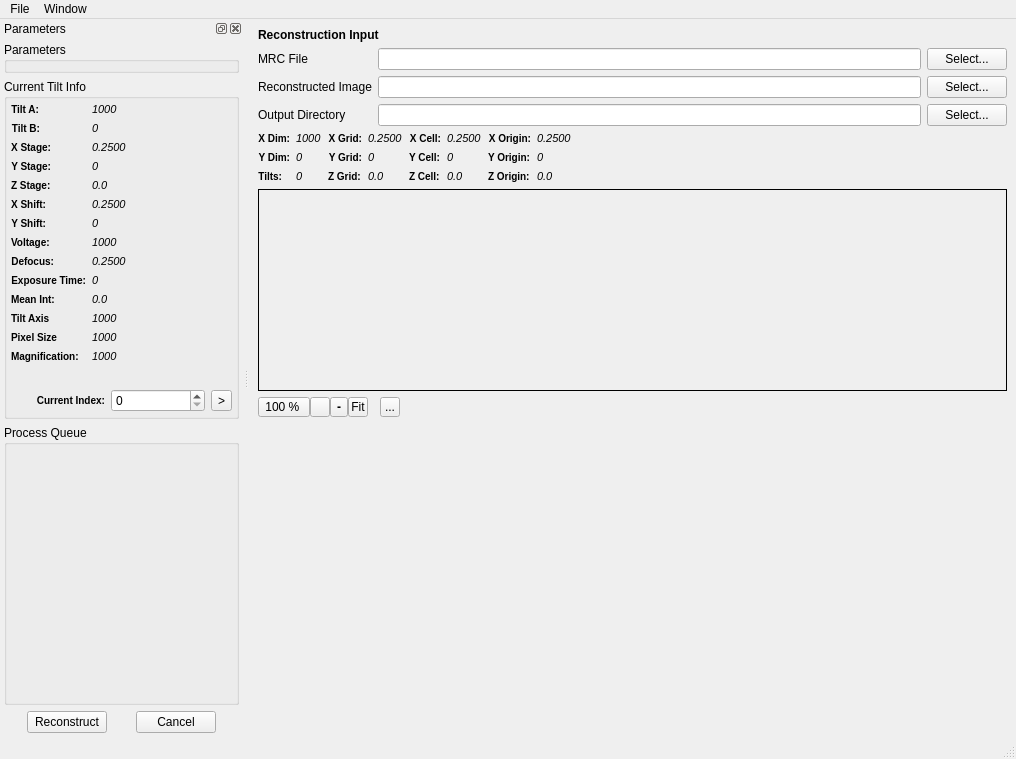
Above: Code/Applications/TomoGui/UI_Files/TomoGui.ui from OpenMBIR/OpenMBIR-TEM before the change. Below: the same form after it.
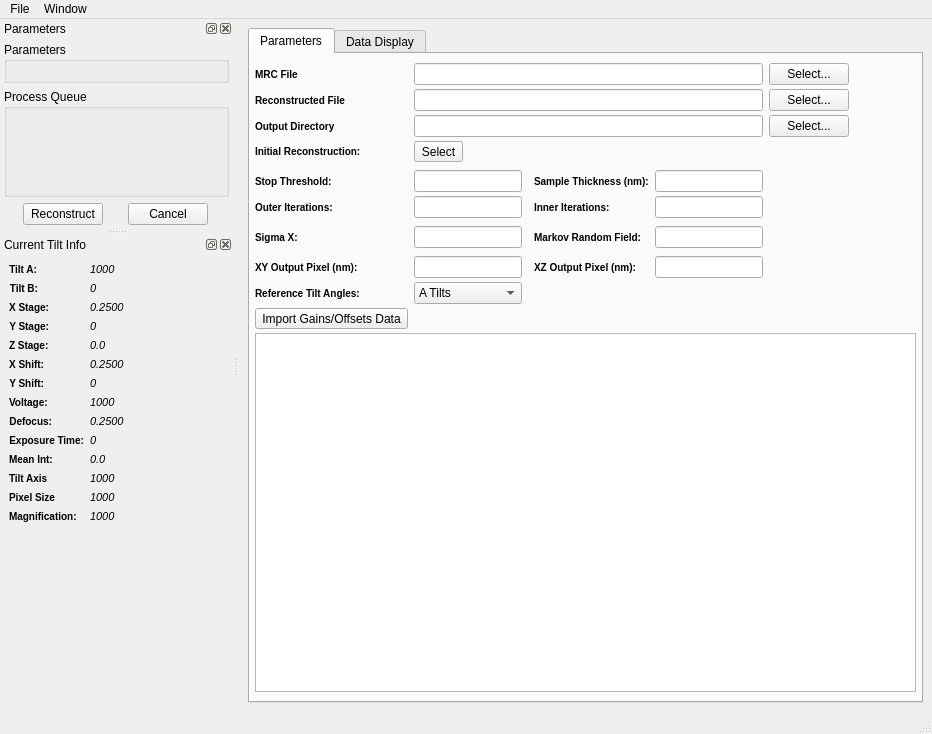
That is the form after the change. Icons and pictures are not drawn. Custom widgets are drawn as their Qt base class.

Commit message: Adding ability to load up a file with preset Gains and Offsets.

The edit to the form file:
```diff
--- a/Code/Applications/TomoGui/UI_Files/TomoGui.ui
+++ b/Code/Applications/TomoGui/UI_Files/TomoGui.ui
@@ -6,8 +6,8 @@
    <rect>
     <x>0</x>
     <y>0</y>
-    <width>1016</width>
-    <height>759</height>
+    <width>932</width>
+    <height>734</height>
    </rect>
   </property>
   <property name="sizePolicy">
@@ -37,82 +37,226 @@
   <widget class="QWidget" name="centralwidget">
    <layout class="QVBoxLayout" name="verticalLayout">
     <item>
-     <layout class="QGridLayout" name="gridLayout_2">
-      <item row="0" column="0" rowspan="2" colspan="3">
-       <widget class="QLabel" name="label_16">
-        <property name="font">
-         <font>
-          <weight>75</weight>
-          <bold>true</bold>
-         </font>
+     <layout class="QVBoxLayout" name="verticalLayout_4">
+      <item>
+       <widget class="QTabWidget" name="tabWidget">
+        <property name="currentIndex">
+         <number>0</number>
         </property>
-        <property name="text">
-         <string>Reconstruction Input</string>
-        </property>
-       </widget>
-      </item>
+        <widget class="QWidget" name="tab">
+         <attribute name="title">
+          <string>Parameters</string>
+         </attribute>
+         <layout class="QGridLayout" name="gridLayout_4">
+          <property name="leftMargin">
+           <number>5</number>
+          </property>
+          <property name="rightMargin">
+           <number>5</number>
+          </property>
+          <property name="verticalSpacing">
+           <number>4</number>
+          </property>
       <item row="3" column="0">
-       <widget class="QLabel" name="label_7">
-        <property name="toolTip">
-         <string>The output image to be written at the conclusion of the segmentation</string>
+           <widget class="QLabel" name="label">
+            <property name="styleSheet">
+             <string notr="true">QLabel {
+font-weight: bold;
+font-size: 10px;
+}</string>
         </property>
         <property name="text">
-         <string>Reconstructed Image</string>
+             <string>Initial Reconstruction:</string>
         </property>
        </widget>
       </item>
-      <item row="2" column="0">
+          <item row="5" column="0">
+           <widget class="QLabel" name="label_3">
+            <property name="styleSheet">
+             <string notr="true">QLabel {
+font-weight: bold;
+font-size: 10px;
+}</string>
+            </property>
+            <property name="text">
+             <string>Stop Threshold:</string>
+            </property>
+           </widget>
+          </item>
+          <item row="6" column="0">
+           <widget class="QLabel" name="label_4">
+            <property name="styleSheet">
+             <string notr="true">QLabel {
+font-weight: bold;
+font-size: 10px;
+}</string>
+            </property>
+            <property name="text">
+             <string>Outer Iterations:</string>
+            </property>
+           </widget>
+          </item>
+          <item row="8" column="0">
+           <widget class="QLabel" name="label_23">
+            <property name="styleSheet">
+             <string notr="true">QLabel {
+font-weight: bold;
+font-size: 10px;
+}</string>
+            </property>
+            <property name="text">
+             <string>Sigma X:</string>
+            </property>
+           </widget>
+          </item>
+          <item row="10" column="0">
+           <widget class="QLabel" name="label_34">
+            <property name="styleSheet">
+             <string notr="true">QLabel {
+font-weight: bold;
+font-size: 10px;
+}</string>
+            </property>
+            <property name="text">
+             <string>XY Output Pixel (nm):</string>
+            </property>
+           </widget>
+          </item>
+          <item row="6" column="3">
+           <widget class="QLabel" name="label_8">
+            <property name="styleSheet">
+             <string notr="true">QLabel {
+font-weight: bold;
+font-size: 10px;
+}</string>
+            </property>
+            <property name="text">
+             <string>Inner Iterations:</string>
+            </property>
+           </widget>
+          </item>
+          <item row="6" column="4">
+           <widget class="QLineEdit" name="lineEdit_3">
+            <property name="sizePolicy">
+             <sizepolicy hsizetype="Maximum" vsizetype="Fixed">
+              <horstretch>0</horstretch>
+              <verstretch>0</verstretch>
+             </sizepolicy>
+            </property>
+           </widget>
+          </item>
+          <item row="8" column="3">
+           <widget class="QLabel" name="label_33">
+            <property name="styleSheet">
+             <string notr="true">QLabel {
+font-weight: bold;
+font-size: 10px;
+}</string>
+            </property>
+            <property name="text">
+             <string>Markov Random Field:</string>
+            </property>
+           </widget>
+          </item>
+          <item row="8" column="4">
+           <widget class="QLineEdit" name="lineEdit_5">
+            <property name="sizePolicy">
+             <sizepolicy hsizetype="Maximum" vsizetype="Fixed">
+              <horstretch>0</horstretch>
+              <verstretch>0</verstretch>
+             </sizepolicy>
+            </property>
+           </widget>
+          </item>
+          <item row="10" column="3">
+           <widget class="QLabel" name="label_35">
+            <property name="styleSheet">
+             <string notr="true">QLabel {
+font-weight: bold;
+font-size: 10px;
+}</string>
+            </property>
+            <property name="text">
+             <string>XZ Output Pixel (nm):</string>
+            </property>
+           </widget>
+          </item>
+          <item row="10" column="4">
+           <widget class="QLineEdit" name="lineEdit_7">
+            <property name="sizePolicy">
+             <sizepolicy hsizetype="Maximum" vsizetype="Fixed">
+              <horstretch>0</horstretch>
+              <verstretch>0</verstretch>
+             </sizepolicy>
+            </property>
+           </widget>
+          </item>
+          <item row="0" column="0">
        <widget class="QLabel" name="label_6">
         <property name="toolTip">
          <string>The image to be segmented</string>
         </property>
+            <property name="styleSheet">
+             <string notr="true">QLabel {
+font-weight: bold;
+font-size: 10px;
+}</string>
+            </property>
         <property name="text">
          <string>MRC File</string>
         </property>
        </widget>
       </item>
-      <item row="3" column="1">
-       <widget class="QLineEdit" name="outputMRCFilePath">
-        <property name="toolTip">
-         <string>The output image to be written at the conclusion of the segmentation</string>
-        </property>
-        <property name="text">
-         <string/>
-        </property>
-       </widget>
-      </item>
-      <item row="2" column="1">
+          <item row="0" column="1" colspan="4">
        <widget class="QFSDropLineEdit" name="inputMRCFilePath">
         <property name="toolTip">
          <string>The image to be segmented</string>
         </property>
        </widget>
       </item>
-      <item row="2" column="2">
-       <widget class="QPushButton" name="inputMRCFilePathBtn">
+          <item row="1" column="0">
+           <widget class="QLabel" name="label_7">
+            <property name="toolTip">
+             <string>The output image to be written at the conclusion of the segmentation</string>
+            </property>
+            <property name="styleSheet">
+             <string notr="true">QLabel {
+font-weight: bold;
+font-size: 10px;
+}</string>
+            </property>
         <property name="text">
-         <string>Select...</string>
+             <string>Reconstructed File</string>
         </property>
        </widget>
       </item>
-      <item row="3" column="2">
-       <widget class="QPushButton" name="outputMRCFilePathBtn">
+          <item row="1" column="1" colspan="4">
+           <widget class="QLineEdit" name="outputMRCFilePath">
+            <property name="toolTip">
+             <string>The output image to be written at the conclusion of the segmentation</string>
+            </property>
         <property name="text">
-         <string>Select...</string>
+             <string/>
         </property>
        </widget>
       </item>
-      <item row="4" column="0">
+          <item row="2" column="0">
        <widget class="QLabel" name="label_9">
         <property name="toolTip">
          <string>The output image to be written at the conclusion of the segmentation</string>
         </property>
+            <property name="styleSheet">
+             <string notr="true">QLabel {
+font-weight: bold;
+font-size: 10px;
+}</string>
+            </property>
         <property name="text">
          <string>Output Directory</string>
         </property>
        </widget>
       </item>
-      <item row="4" column="1">
+          <item row="2" column="1" colspan="4">
        <widget class="QLineEdit" name="outputDirectoryPath">
         <property name="toolTip">
          <string>The output image to be written at the conclusion of the segmentation</string>
@@ -122,15 +266,172 @@
         </property>
        </widget>
       </item>
-      <item row="4" column="2">
+          <item row="5" column="1">
+           <widget class="QLineEdit" name="lineEdit">
+            <property name="sizePolicy">
+             <sizepolicy hsizetype="Maximum" vsizetype="Fixed">
+              <horstretch>0</horstretch>
+              <verstretch>0</verstretch>
+             </sizepolicy>
+            </property>
+           </widget>
+          </item>
+          <item row="6" column="1">
+           <widget class="QLineEdit" name="lineEdit_2">
+            <property name="sizePolicy">
+             <sizepolicy hsizetype="Maximum" vsizetype="Fixed">
+              <horstretch>0</horstretch>
+              <verstretch>0</verstretch>
+             </sizepolicy>
+            </property>
+           </widget>
+          </item>
+          <item row="8" column="1">
+           <widget class="QLineEdit" name="lineEdit_4">
+            <property name="sizePolicy">
+             <sizepolicy hsizetype="Maximum" vsizetype="Fixed">
+              <horstretch>0</horstretch>
+              <verstretch>0</verstretch>
+             </sizepolicy>
+            </property>
+           </widget>
+          </item>
+          <item row="10" column="1">
+           <widget class="QLineEdit" name="lineEdit_6">
+            <property name="sizePolicy">
+             <sizepolicy hsizetype="Maximum" vsizetype="Fixed">
+              <horstretch>0</horstretch>
+              <verstretch>0</verstretch>
+             </sizepolicy>
+            </property>
+           </widget>
+          </item>
+          <item row="3" column="1">
+           <widget class="QToolButton" name="toolButton">
+            <property name="text">
+             <string>Select</string>
+            </property>
+           </widget>
+          </item>
+          <item row="13" column="0">
+           <widget class="QToolButton" name="importGainsOffsetsBtn">
+            <property name="text">
+             <string>Import Gains/Offsets Data</string>
+            </property>
+           </widget>
+          </item>
+          <item row="14" column="0" colspan="6">
+           <widget class="QTableView" name="gainsOffsetsTableView"/>
+          </item>
+          <item row="5" column="3">
+           <widget class="QLabel" name="label_36">
+            <property name="styleSheet">
+             <string notr="true">QLabel {
+font-weight: bold;
+font-size: 10px;
+}</string>
+            </property>
+            <property name="text">
+             <string>Sample Thickness (nm):</string>
+            </property>
+           </widget>
+          </item>
+          <item row="5" column="4">
+           <widget class="QLineEdit" name="lineEdit_8">
+            <property name="sizePolicy">
+             <sizepolicy hsizetype="Maximum" vsizetype="Fixed">
+              <horstretch>0</horstretch>
+              <verstretch>0</verstretch>
+             </sizepolicy>
+            </property>
+           </widget>
+          </item>
+          <item row="4" column="5" rowspan="6">
+           <spacer name="horizontalSpacer_6">
+            <property name="orientation">
+             <enum>Qt::Horizontal</enum>
+            </property>
+            <property name="sizeHint" stdset="0">
+             <size>
+              <width>40</width>
+              <height>20</height>
+             </size>
+            </property>
+           </spacer>
+          </item>
+          <item row="2" column="5">
        <widget class="QPushButton" name="outputDirectoryPathBtn">
+            <property name="sizePolicy">
+             <sizepolicy hsizetype="Maximum" vsizetype="Fixed">
+              <horstretch>0</horstretch>
+              <verstretch>0</verstretch>
+             </sizepolicy>
+            </property>
         <property name="text">
          <string>Select...</string>
         </property>
        </widget>
       </item>
-     </layout>
-    </item>
+          <item row="1" column="5">
+           <widget class="QPushButton" name="outputMRCFilePathBtn">
+            <property name="sizePolicy">
+             <sizepolicy hsizetype="Maximum" vsizetype="Fixed">
+              <horstretch>0</horstretch>
+              <verstretch>0</verstretch>
+             </sizepolicy>
+            </property>
+            <property name="text">
+             <string>Select...</string>
+            </property>
+           </widget>
+          </item>
+          <item row="0" column="5">
+           <widget class="QPushButton" name="inputMRCFilePathBtn">
+            <property name="sizePolicy">
+             <sizepolicy hsizetype="Maximum" vsizetype="Fixed">
+              <horstretch>0</horstretch>
+              <verstretch>0</verstretch>
+             </sizepolicy>
+            </property>
+            <property name="text">
+             <string>Select...</string>
+            </property>
+           </widget>
+          </item>
+          <item row="11" column="0">
+           <widget class="QLabel" name="label_37">
+            <property name="styleSheet">
+             <string notr="true">QLabel {
+font-weight: bold;
+font-size: 10px;
+}</string>
+            </property>
+            <property name="text">
+             <string>Reference Tilt Angles:</string>
+            </property>
+           </widget>
+          </item>
+          <item row="11" column="1">
+           <widget class="QComboBox" name="comboBox">
+            <item>
+             <property name="text">
+              <string>A Tilts</string>
+             </property>
+            </item>
+            <item>
+             <property name="text">
+              <string>B Tilts</string>
+             </property>
+            </item>
+           </widget>
+          </item>
+         </layout>
+        </widget>
+        <widget class="QWidget" name="tab_2">
+         <attribute name="title">
+          <string>Data Display</string>
+         </attribute>
+         <layout class="QVBoxLayout" name="verticalLayout_3">
     <item>
      <layout class="QHBoxLayout" name="horizontalLayout">
       <item>
@@ -696,8 +997,6 @@
      </layout>
     </item>
     <item>
-     <layout class="QHBoxLayout" name="horizontalLayout_2">
-      <item>
        <widget class="QFrame" name="frame_2">
         <property name="frameShape">
          <enum>QFrame::Box</enum>
@@ -715,7 +1014,7 @@
          <item>
           <widget class="TomoGuiGraphicsView" name="m_GraphicsView" native="true">
            <property name="sizePolicy">
-            <sizepolicy hsizetype="Preferred" vsizetype="Preferred">
+                <sizepolicy hsizetype="Expanding" vsizetype="Expanding">
              <horstretch>0</horstretch>
              <verstretch>0</verstretch>
             </sizepolicy>
@@ -757,8 +1056,6 @@
         </layout>
        </widget>
       </item>
-     </layout>
-    </item>
     <item>
      <layout class="QHBoxLayout" name="horizontalLayout_5">
       <property name="spacing">
@@ -931,6 +1228,98 @@
         </property>
        </widget>
       </item>
+            <item>
+             <spacer name="horizontalSpacer_4">
+              <property name="orientation">
+               <enum>Qt::Horizontal</enum>
+              </property>
+              <property name="sizeType">
+               <enum>QSizePolicy::Fixed</enum>
+              </property>
+              <property name="sizeHint" stdset="0">
+               <size>
+                <width>12</width>
+                <height>20</height>
+               </size>
+              </property>
+             </spacer>
+            </item>
+            <item>
+             <widget class="QComboBox" name="originCB">
+              <item>
+               <property name="text">
+                <string>Upper Left</string>
+               </property>
+              </item>
+              <item>
+               <property name="text">
+                <string>Upper Right</string>
+               </property>
+              </item>
+              <item>
+               <property name="text">
+                <string>Lower Right</string>
+               </property>
+              </item>
+              <item>
+               <property name="text">
+                <string>Lower Left</string>
+               </property>
+              </item>
+             </widget>
+            </item>
+            <item>
+             <spacer name="horizontalSpacer_5">
+              <property name="orientation">
+               <enum>Qt::Horizontal</enum>
+              </property>
+              <property name="sizeType">
+               <enum>QSizePolicy::Fixed</enum>
+              </property>
+              <property name="sizeHint" stdset="0">
+               <size>
+                <width>20</width>
+                <height>20</height>
+               </size>
+              </property>
+             </spacer>
+            </item>
+            <item>
+             <widget class="QLabel" name="label_32">
+              <property name="font">
+               <font>
+                <pointsize>-1</pointsize>
+                <weight>75</weight>
+                <bold>true</bold>
+               </font>
+              </property>
+              <property name="styleSheet">
+               <string notr="true">QLabel {
+font-weight: bold;
+font-size: 10px;
+}</string>
+              </property>
+              <property name="text">
+               <string>Current Index:</string>
+              </property>
+              <property name="alignment">
+               <set>Qt::AlignRight|Qt::AlignTrailing|Qt::AlignVCenter</set>
+              </property>
+             </widget>
+            </item>
+            <item>
+             <widget class="QSpinBox" name="currentTiltIndex"/>
+            </item>
+            <item>
+             <widget class="QToolButton" name="playBtn">
+              <property name="toolTip">
+               <string>Cycles through all tilts in the file.</string>
+              </property>
+              <property name="text">
+               <string>&gt;</string>
+              </property>
+             </widget>
+            </item>
       <item>
        <spacer name="horizontalSpacer_2">
         <property name="orientation">
@@ -946,18 +1335,11 @@
       </item>
      </layout>
     </item>
-    <item>
-     <spacer name="verticalSpacer">
-      <property name="orientation">
-       <enum>Qt::Vertical</enum>
-      </property>
-      <property name="sizeHint" stdset="0">
-       <size>
-        <width>20</width>
-        <height>40</height>
-       </size>
-      </property>
-     </spacer>
+         </layout>
+        </widget>
+       </widget>
+      </item>
+     </layout>
     </item>
    </layout>
   </widget>
@@ -966,7 +1348,7 @@
     <rect>
      <x>0</x>
      <y>0</y>
-     <width>1016</width>
+     <width>932</width>
      <height>22</height>
     </rect>
    </property>
@@ -1049,20 +1431,14 @@
         <property name="fieldGrowthPolicy">
          <enum>QFormLayout::FieldsStayAtSizeHint</enum>
         </property>
-        <property name="horizontalSpacing">
-         <number>4</number>
-        </property>
         <property name="verticalSpacing">
-         <number>8</number>
-        </property>
-        <property name="margin">
          <number>4</number>
         </property>
        </layout>
       </widget>
      </item>
      <item>
-      <widget class="QGroupBox" name="groupBox_2">
+      <widget class="QGroupBox" name="groupBox_3">
        <property name="sizePolicy">
         <sizepolicy hsizetype="Preferred" vsizetype="Preferred">
          <horstretch>0</horstretch>
@@ -1071,29 +1447,109 @@
        </property>
        <property name="minimumSize">
         <size>
-         <width>235</width>
+         <width>225</width>
          <height>0</height>
         </size>
        </property>
        <property name="title">
+        <string>Process Queue</string>
+       </property>
+       <layout class="QVBoxLayout" name="verticalLayout_2">
+        <property name="spacing">
+         <number>0</number>
+        </property>
+        <property name="margin">
+         <number>0</number>
+        </property>
+        <item>
+         <widget class="ProcessQueueDialog" name="m_QueueDialog" native="true">
+          <property name="sizePolicy">
+           <sizepolicy hsizetype="Expanding" vsizetype="Expanding">
+            <horstretch>0</horstretch>
+            <verstretch>0</verstretch>
+           </sizepolicy>
+          </property>
+          <property name="minimumSize">
+           <size>
+            <width>215</width>
+            <height>0</height>
+           </size>
+          </property>
+         </widget>
+        </item>
+       </layout>
+      </widget>
+     </item>
+     <item>
+      <layout class="QHBoxLayout" name="horizontalLayout_7">
+       <property name="sizeConstraint">
+        <enum>QLayout::SetMaximumSize</enum>
+       </property>
+       <item>
+        <widget class="QPushButton" name="processBtn">
+         <property name="sizePolicy">
+          <sizepolicy hsizetype="Maximum" vsizetype="Fixed">
+           <horstretch>0</horstretch>
+           <verstretch>0</verstretch>
+          </sizepolicy>
+         </property>
+         <property name="minimumSize">
+          <size>
+           <width>50</width>
+           <height>0</height>
+          </size>
+         </property>
+         <property name="maximumSize">
+          <size>
+           <width>16777215</width>
+           <height>16777215</height>
+          </size>
+         </property>
+         <property name="statusTip">
+          <string>Click this to start the reconstruction</string>
+         </property>
+         <property name="text">
+          <string>Reconstruct</string>
+         </property>
+        </widget>
+       </item>
+       <item>
+        <widget class="QPushButton" name="cancelBtn">
+         <property name="sizePolicy">
+          <sizepolicy hsizetype="Maximum" vsizetype="Fixed">
+           <horstretch>0</horstretch>
+           <verstretch>0</verstretch>
+          </sizepolicy>
+         </property>
+         <property name="minimumSize">
+          <size>
+           <width>50</width>
+           <height>0</height>
+          </size>
+         </property>
+         <property name="text">
+          <string>Cancel</string>
+         </property>
+        </widget>
+       </item>
+      </layout>
+     </item>
+    </layout>
+   </widget>
+  </widget>
+  <widget class="QDockWidget" name="dockWidget_2">
+   <property name="windowTitle">
         <string>Current Tilt Info</string>
        </property>
-       <layout class="QVBoxLayout" name="verticalLayout_3">
-        <property name="margin">
-         <number>4</number>
-        </property>
-        <item>
-         <layout class="QFormLayout" name="formLayout_7">
-          <property name="sizeConstraint">
-           <enum>QLayout::SetFixedSize</enum>
-          </property>
+   <attribute name="dockWidgetArea">
+    <number>1</number>
+   </attribute>
+   <widget class="QWidget" name="dockWidgetContents_3">
+    <layout class="QFormLayout" name="formLayout_3">
           <property name="fieldGrowthPolicy">
            <enum>QFormLayout::FieldsStayAtSizeHint</enum>
           </property>
-          <property name="labelAlignment">
-           <set>Qt::AlignLeading|Qt::AlignLeft|Qt::AlignVCenter</set>
-          </property>
-          <item row="1" column="0">
+     <item row="0" column="0">
            <widget class="QLabel" name="label_24">
             <property name="font">
              <font>
@@ -1116,7 +1572,7 @@
             </property>
            </widget>
           </item>
-          <item row="1" column="1">
+     <item row="0" column="1">
            <widget class="QLabel" name="a_tilt">
             <property name="font">
              <font>
@@ -1138,7 +1594,7 @@
             </property>
            </widget>
           </item>
-          <item row="2" column="0">
+     <item row="1" column="0">
            <widget class="QLabel" name="label_25">
             <property name="font">
              <font>
@@ -1161,7 +1617,7 @@
             </property>
            </widget>
           </item>
-          <item row="2" column="1">
+     <item row="1" column="1">
            <widget class="QLabel" name="b_tilt">
             <property name="font">
              <font>
@@ -1183,7 +1639,7 @@
             </property>
            </widget>
           </item>
-          <item row="3" column="0">
+     <item row="2" column="0">
            <widget class="QLabel" name="label_27">
             <property name="font">
              <font>
@@ -1206,7 +1662,7 @@
             </property>
            </widget>
           </item>
-          <item row="3" column="1">
+     <item row="2" column="1">
            <widget class="QLabel" name="x_stage">
             <property name="font">
              <font>
@@ -1228,7 +1684,7 @@
             </property>
            </widget>
           </item>
-          <item row="4" column="0">
+     <item row="3" column="0">
            <widget class="QLabel" name="label_28">
             <property name="font">
              <font>
@@ -1251,7 +1707,7 @@
             </property>
            </widget>
           </item>
-          <item row="4" column="1">
+     <item row="3" column="1">
            <widget class="QLabel" name="y_stage">
             <property name="font">
              <font>
@@ -1273,7 +1729,7 @@
             </property>
            </widget>
           </item>
-          <item row="5" column="0">
+     <item row="4" column="0">
            <widget class="QLabel" name="m_ZMax_5">
             <property name="font">
              <font>
@@ -1293,7 +1749,7 @@
             </property>
            </widget>
           </item>
-          <item row="5" column="1">
+     <item row="4" column="1">
            <widget class="QLabel" name="z_stage">
             <property name="font">
              <font>
@@ -1315,7 +1771,7 @@
             </property>
            </widget>
           </item>
-          <item row="6" column="0">
+     <item row="5" column="0">
            <widget class="QLabel" name="label_26">
             <property name="font">
              <font>
@@ -1338,7 +1794,7 @@
             </property>
            </widget>
           </item>
-          <item row="6" column="1">
+     <item row="5" column="1">
            <widget class="QLabel" name="x_shift">
             <property name="font">
              <font>
@@ -1360,7 +1816,7 @@
             </property>
            </widget>
           </item>
-          <item row="7" column="0">
+     <item row="6" column="0">
            <widget class="QLabel" name="label_29">
             <property name="font">
              <font>
@@ -1383,7 +1839,7 @@
             </property>
            </widget>
           </item>
-          <item row="7" column="1">
+     <item row="6" column="1">
            <widget class="QLabel" name="y_shift">
             <property name="font">
              <font>
@@ -1405,7 +1861,7 @@
             </property>
            </widget>
           </item>
-          <item row="8" column="0">
+     <item row="7" column="0">
            <widget class="QLabel" name="label_11">
             <property name="styleSheet">
              <string notr="true">QLabel {
@@ -1418,7 +1874,7 @@
             </property>
            </widget>
           </item>
-          <item row="8" column="1">
+     <item row="7" column="1">
            <widget class="QLabel" name="voltage">
             <property name="font">
              <font>
@@ -1440,7 +1896,7 @@
             </property>
            </widget>
           </item>
-          <item row="9" column="0">
+     <item row="8" column="0">
            <widget class="QLabel" name="label_30">
             <property name="font">
              <font>
@@ -1463,7 +1919,7 @@
             </property>
            </widget>
           </item>
-          <item row="9" column="1">
+     <item row="8" column="1">
            <widget class="QLabel" name="defocus">
             <property name="font">
              <font>
@@ -1485,7 +1941,7 @@
             </property>
            </widget>
           </item>
-          <item row="10" column="0">
+     <item row="9" column="0">
            <widget class="QLabel" name="label_31">
             <property name="font">
              <font>
@@ -1508,7 +1964,7 @@
             </property>
            </widget>
           </item>
-          <item row="10" column="1">
+     <item row="9" column="1">
            <widget class="QLabel" name="exp_time">
             <property name="font">
              <font>
@@ -1530,7 +1986,7 @@
             </property>
            </widget>
           </item>
-          <item row="11" column="0">
+     <item row="10" column="0">
            <widget class="QLabel" name="m_ZMax_6">
             <property name="font">
              <font>
@@ -1550,7 +2006,7 @@
             </property>
            </widget>
           </item>
-          <item row="11" column="1">
+     <item row="10" column="1">
            <widget class="QLabel" name="mean_int">
             <property name="font">
              <font>
@@ -1572,7 +2028,7 @@
             </property>
            </widget>
           </item>
-          <item row="12" column="0">
+     <item row="11" column="0">
            <widget class="QLabel" name="label_5">
             <property name="styleSheet">
              <string notr="true">QLabel {
@@ -1585,7 +2041,7 @@
             </property>
            </widget>
           </item>
-          <item row="12" column="1">
+     <item row="11" column="1">
            <widget class="QLabel" name="tiltaxis">
             <property name="font">
              <font>
@@ -1607,7 +2063,7 @@
             </property>
            </widget>
           </item>
-          <item row="13" column="0">
+     <item row="12" column="0">
            <widget class="QLabel" name="label_10">
             <property name="styleSheet">
              <string notr="true">QLabel {
@@ -1620,7 +2076,7 @@
             </property>
            </widget>
           </item>
-          <item row="13" column="1">
+     <item row="12" column="1">
            <widget class="QLabel" name="pixelsize">
             <property name="font">
              <font>
@@ -1642,7 +2098,7 @@
             </property>
            </widget>
           </item>
-          <item row="14" column="0">
+     <item row="13" column="0">
            <widget class="QLabel" name="label_12">
             <property name="styleSheet">
              <string notr="true">QLabel {
@@ -1655,7 +2111,7 @@
             </property>
            </widget>
           </item>
-          <item row="14" column="1">
+     <item row="13" column="1">
            <widget class="QLabel" name="magnification">
             <property name="font">
              <font>
@@ -1677,146 +2133,11 @@
             </property>
            </widget>
           </item>
-         </layout>
-        </item>
-        <item>
+     <item row="14" column="0">
          <layout class="QGridLayout" name="gridLayout_3">
           <property name="topMargin">
-           <number>20</number>
-          </property>
-          <item row="0" column="0">
-           <widget class="QLabel" name="label_32">
-            <property name="font">
-             <font>
-              <pointsize>-1</pointsize>
-              <weight>75</weight>
-              <bold>true</bold>
-             </font>
-            </property>
-            <property name="styleSheet">
-             <string notr="true">QLabel {
-font-weight: bold;
-font-size: 10px;
-}</string>
-            </property>
-            <property name="text">
-             <string>Current Index:</string>
-            </property>
-            <property name="alignment">
-             <set>Qt::AlignRight|Qt::AlignTrailing|Qt::AlignVCenter</set>
-            </property>
-           </widget>
-          </item>
-          <item row="0" column="1">
-           <widget class="QSpinBox" name="currentTiltIndex"/>
-          </item>
-          <item row="0" column="2">
-           <widget class="QToolButton" name="playBtn">
-            <property name="text">
-             <string>&gt;</string>
-            </property>
-           </widget>
-          </item>
-         </layout>
-        </item>
-       </layout>
-      </widget>
-     </item>
-     <item>
-      <widget class="QGroupBox" name="groupBox_3">
-       <property name="sizePolicy">
-        <sizepolicy hsizetype="Preferred" vsizetype="Preferred">
-         <horstretch>0</horstretch>
-         <verstretch>0</verstretch>
-        </sizepolicy>
-       </property>
-       <property name="minimumSize">
-        <size>
-         <width>225</width>
-         <height>0</height>
-        </size>
-       </property>
-       <property name="title">
-        <string>Process Queue</string>
-       </property>
-       <layout class="QVBoxLayout" name="verticalLayout_2">
-        <property name="spacing">
          <number>0</number>
         </property>
-        <property name="margin">
-         <number>0</number>
-        </property>
-        <item>
-         <widget class="ProcessQueueDialog" name="m_QueueDialog" native="true">
-          <property name="sizePolicy">
-           <sizepolicy hsizetype="Expanding" vsizetype="Expanding">
-            <horstretch>0</horstretch>
-            <verstretch>0</verstretch>
-           </sizepolicy>
-          </property>
-          <property name="minimumSize">
-           <size>
-            <width>215</width>
-            <height>0</height>
-           </size>
-          </property>
-         </widget>
-        </item>
-       </layout>
-      </widget>
-     </item>
-     <item>
-      <layout class="QHBoxLayout" name="horizontalLayout_7">
-       <property name="sizeConstraint">
-        <enum>QLayout::SetMaximumSize</enum>
-       </property>
-       <item>
-        <widget class="QPushButton" name="processBtn">
-         <property name="sizePolicy">
-          <sizepolicy hsizetype="Maximum" vsizetype="Fixed">
-           <horstretch>0</horstretch>
-           <verstretch>0</verstretch>
-          </sizepolicy>
-         </property>
-         <property name="minimumSize">
-          <size>
-           <width>50</width>
-           <height>0</height>
-          </size>
-         </property>
-         <property name="maximumSize">
-          <size>
-           <width>16777215</width>
-           <height>16777215</height>
-          </size>
-         </property>
-         <property name="statusTip">
-          <string>Click this to start the reconstruction</string>
-         </property>
-         <property name="text">
-          <string>Reconstruct</string>
-         </property>
-        </widget>
-       </item>
-       <item>
-        <widget class="QPushButton" name="cancelBtn">
-         <property name="sizePolicy">
-          <sizepolicy hsizetype="Maximum" vsizetype="Fixed">
-           <horstretch>0</horstretch>
-           <verstretch>0</verstretch>
-          </sizepolicy>
-         </property>
-         <property name="minimumSize">
-          <size>
-           <width>50</width>
-           <height>0</height>
-          </size>
-         </property>
-         <property name="text">
-          <string>Cancel</string>
-         </property>
-        </widget>
-       </item>
       </layout>
      </item>
     </layout>
```
Lines whose indentation alone changed are shown as unchanged. The commit also changes 10 other files.
